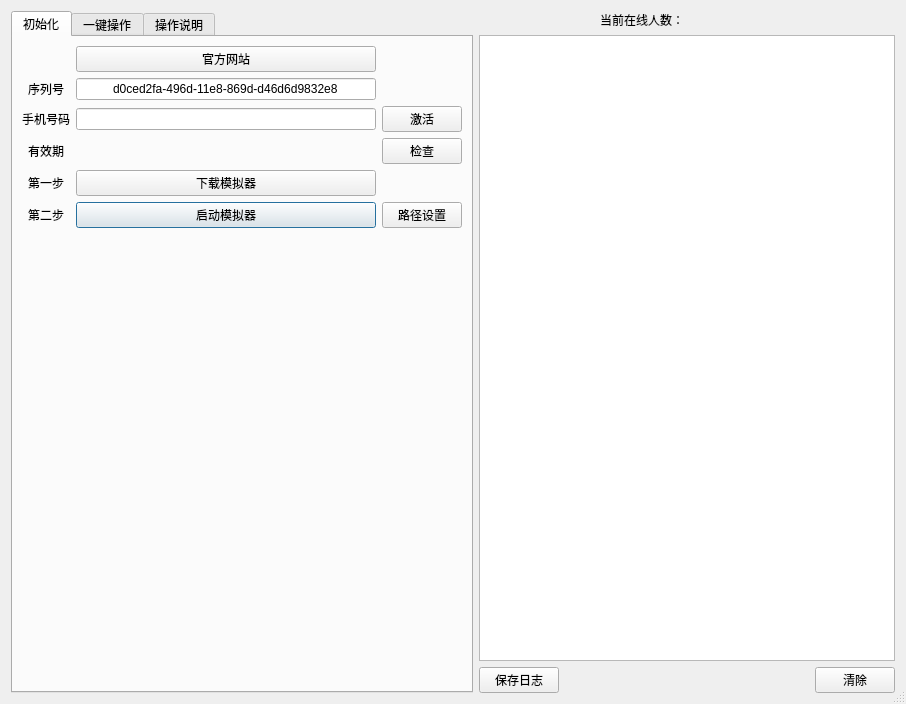
Old version of the form main.ui in the repository craftor/douyin_master.
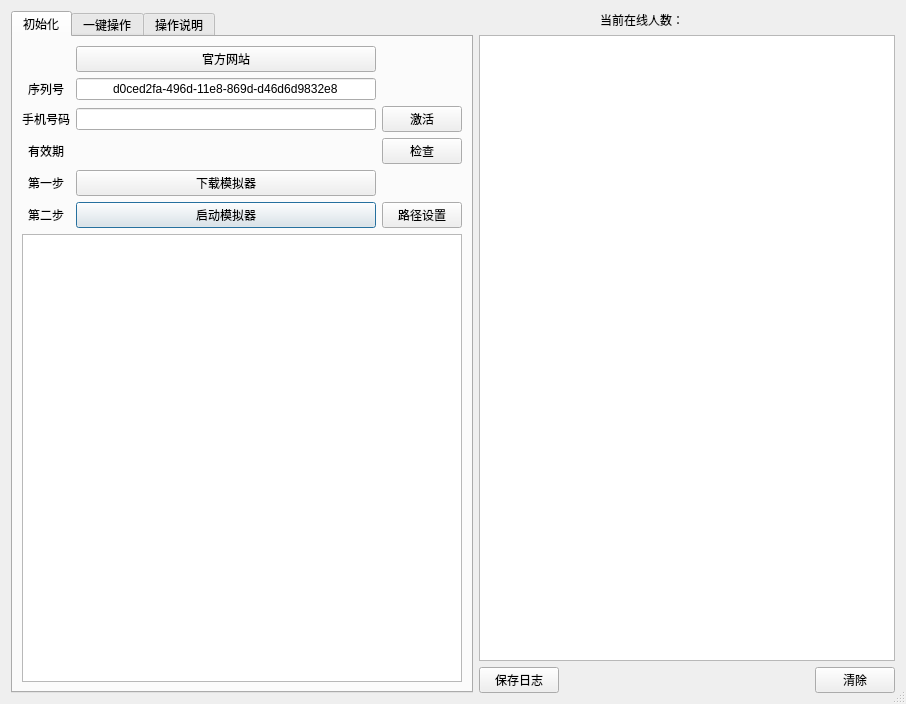
New version of the form. The open tabs and pages were chosen to show the change. Icons and pictures are not drawn.

Patch:
```diff
--- a/main.ui
+++ b/main.ui
@@ -186,17 +186,11 @@
         </layout>
        </item>
        <item>
-        <spacer name="verticalSpacer">
-         <property name="orientation">
-          <enum>Qt::Vertical</enum>
+        <widget class="QTextEdit" name="textEdit_News">
+         <property name="enabled">
+          <bool>true</bool>
          </property>
-         <property name="sizeHint" stdset="0">
-          <size>
-           <width>20</width>
-           <height>40</height>
-          </size>
-         </property>
-        </spacer>
+        </widget>
        </item>
       </layout>
      </widget>
```
Left out of the diff: 4 changed lines with no effect on the pictures.
